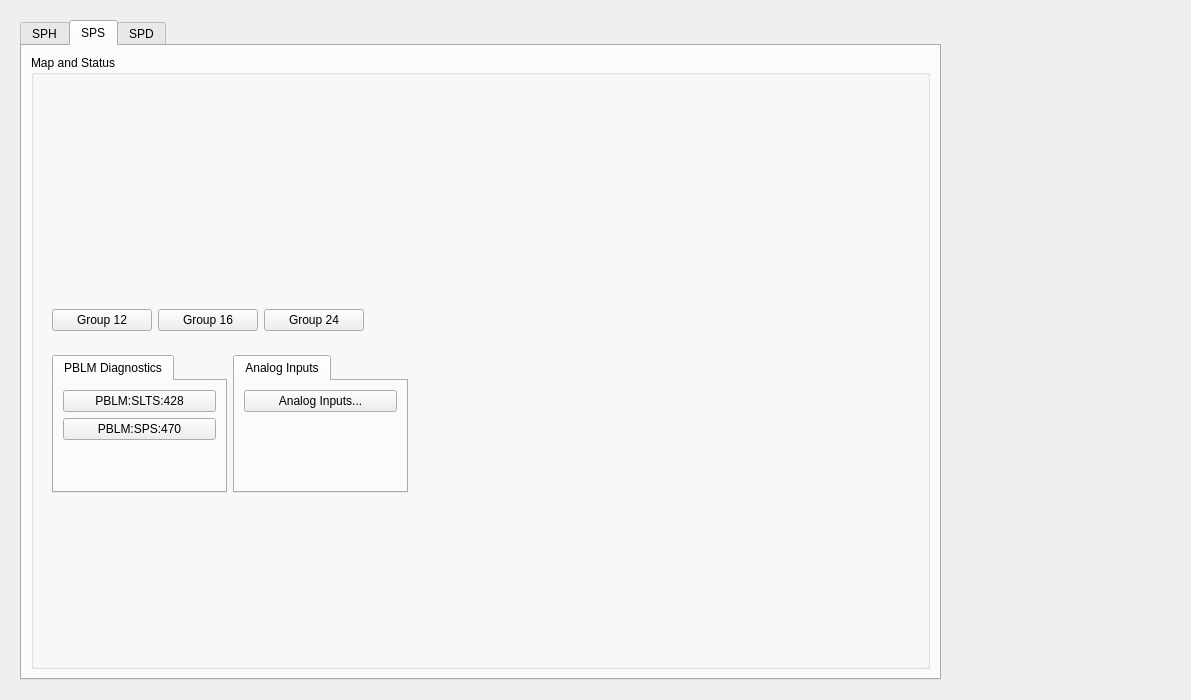
Above: spr_main.ui from ad-build-test/pydm-mps before the change. Below: the same form after it.
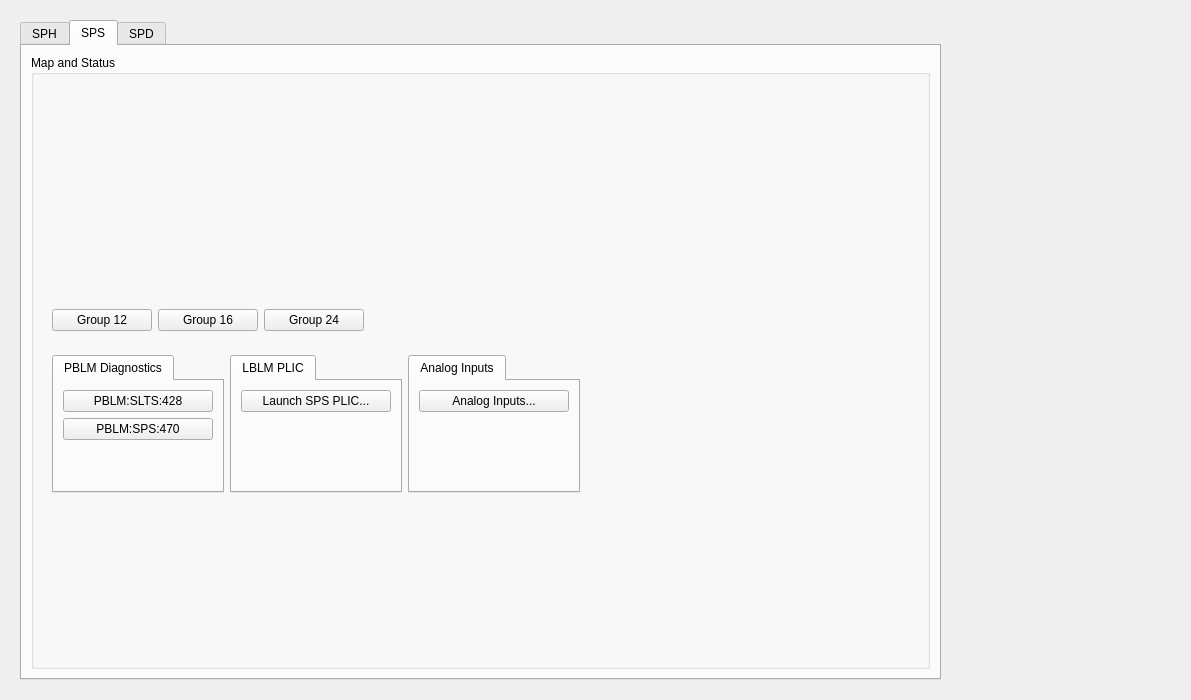
That is the form after the change. The open tabs and pages were chosen to show the change. Custom widgets are drawn as their Qt base class.

Commit message: Changed analog inputs to use new python file. also added button that launches lblm_global at a specified area.

```diff
--- a/spr_main.ui
+++ b/spr_main.ui
@@ -589,20 +589,7 @@
                <property name="frameShadow">
                 <enum>QFrame::Raised</enum>
                </property>
-               <layout class="QGridLayout" name="gridLayout_16" columnstretch="1,3,0">
-                <item row="0" column="2">
-                 <spacer name="horizontalSpacer_4">
-                  <property name="orientation">
-                   <enum>Qt::Horizontal</enum>
-                  </property>
-                  <property name="sizeHint" stdset="0">
-                   <size>
-                    <width>40</width>
-                    <height>20</height>
-                   </size>
-                  </property>
-                 </spacer>
-                </item>
+               <layout class="QGridLayout" name="gridLayout_16" columnstretch="1,1,1,3">
                 <item row="0" column="0">
                  <widget class="QTabWidget" name="tabWidget_3">
                   <property name="maximumSize">
@@ -710,7 +697,7 @@
                   </widget>
                  </widget>
                 </item>
-                <item row="0" column="1">
+                <item row="0" column="2">
                  <widget class="QTabWidget" name="tabWidget_4">
                   <property name="maximumSize">
                    <size>
@@ -775,6 +762,78 @@
                   </widget>
                  </widget>
                 </item>
+                <item row="0" column="3">
+                 <spacer name="horizontalSpacer_4">
+                  <property name="orientation">
+                   <enum>Qt::Horizontal</enum>
+                  </property>
+                  <property name="sizeHint" stdset="0">
+                   <size>
+                    <width>40</width>
+                    <height>20</height>
+                   </size>
+                  </property>
+                 </spacer>
+                </item>
+                <item row="0" column="1">
+                 <widget class="QTabWidget" name="tabWidget_5">
+                  <property name="currentIndex">
+                   <number>0</number>
+                  </property>
+                  <widget class="QWidget" name="tab_3">
+                   <attribute name="title">
+                    <string>LBLM PLIC</string>
+                   </attribute>
+                   <layout class="QGridLayout" name="gridLayout_20">
+                    <item row="0" column="0">
+                     <widget class="PyDMRelatedDisplayButton" name="PyDMRelatedDisplayButton_11">
+                      <property name="minimumSize">
+                       <size>
+                        <width>150</width>
+                        <height>20</height>
+                       </size>
+                      </property>
+                      <property name="toolTip">
+                       <string/>
+                      </property>
+                      <property name="text">
+                       <string>Launch SPS PLIC...</string>
+                      </property>
+                      <property name="filenames" stdset="0">
+                       <stringlist>
+                        <string>$PYDM/misc/lblm_global.py</string>
+                       </stringlist>
+                      </property>
+                      <property name="showIcon" stdset="0">
+                       <bool>false</bool>
+                      </property>
+                      <property name="macros" stdset="0">
+                       <stringlist>
+                        <string>{&quot;DEVICE&quot;:&quot;LBLM:SPS:443:A&quot;}</string>
+                       </stringlist>
+                      </property>
+                      <property name="openInNewWindow" stdset="0">
+                       <bool>true</bool>
+                      </property>
+                     </widget>
+                    </item>
+                    <item row="1" column="0">
+                     <spacer name="verticalSpacer_10">
+                      <property name="orientation">
+                       <enum>Qt::Vertical</enum>
+                      </property>
+                      <property name="sizeHint" stdset="0">
+                       <size>
+                        <width>20</width>
+                        <height>40</height>
+                       </size>
+                      </property>
+                     </spacer>
+                    </item>
+                   </layout>
+                  </widget>
+                 </widget>
+                </item>
                </layout>
               </widget>
              </item>
```
Left out of the diff: 16 changed lines with no effect on the pictures. The commit also changes 15 other files.
